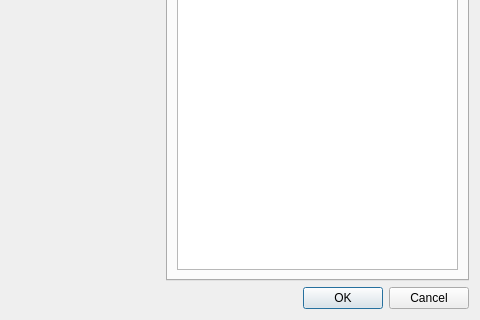
The window that Plugins/org.mitk.gui.qt.m2.Data/src/internal/m2OpenSlideImageIOHelperDialog.ui (m2aia/m2aia) describes before a commit, drawn with Qt 5; both pictures show x 107 to 587 and y 253 to 573 of the 587 by 573 pixel window.
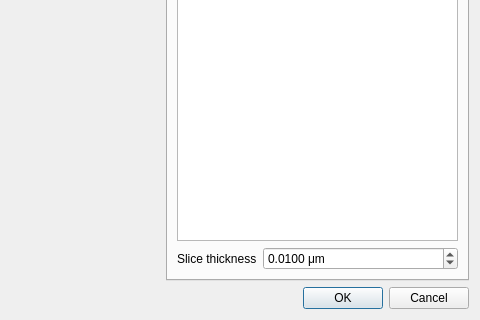
The same window after the commit.

Commit message: add slice thicness control

What changed in the file:
```diff
--- a/Plugins/org.mitk.gui.qt.m2.Data/src/internal/m2OpenSlideImageIOHelperDialog.ui
+++ b/Plugins/org.mitk.gui.qt.m2.Data/src/internal/m2OpenSlideImageIOHelperDialog.ui
@@ -65,6 +65,33 @@
          <item>
           <widget class="QListWidget" name="imageSelectionList"/>
          </item>
+         <item>
+          <layout class="QFormLayout" name="formLayout">
+           <item row="0" column="1">
+            <widget class="QDoubleSpinBox" name="thickness">
+             <property name="suffix">
+              <string> μm</string>
+             </property>
+             <property name="decimals">
+              <number>4</number>
+             </property>
+             <property name="singleStep">
+              <double>0.050000000000000</double>
+             </property>
+             <property name="value">
+              <double>0.010000000000000</double>
+             </property>
+            </widget>
+           </item>
+           <item row="0" column="0">
+            <widget class="QLabel" name="label">
+             <property name="text">
+              <string>Slice thickness</string>
+             </property>
+            </widget>
+           </item>
+          </layout>
+         </item>
         </layout>
        </widget>
        <widget class="QWidget" name="metaDataTab">
```
Left out of the diff: 2 changed lines with no effect on the pictures. The commit also changes 2 other files.
